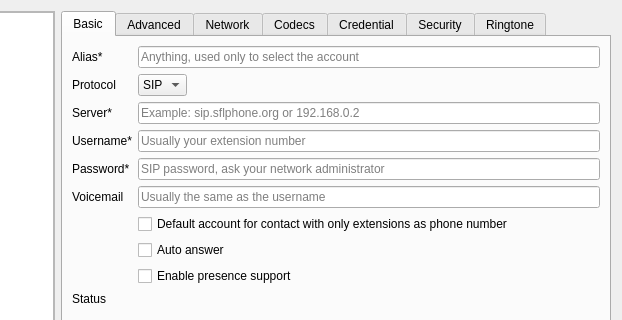
First picture: the form in src/conf/dlgaccountsbase.ui, repository KDE/ring-kde, before the edit; both pictures show x 214 to 836 and y 0 to 320 of the 836 by 622 pixel window.
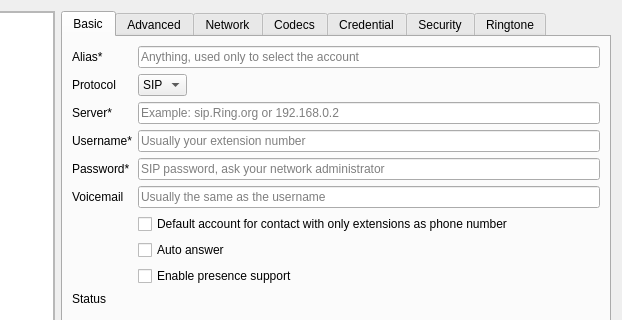
Second picture: the form after the edit. Custom widgets are drawn as their Qt base class.

Commit message: [ #63393 ] Rename project to Ring-KDE and libRingClient

The edit to the form file:
```diff
--- a/src/conf/dlgaccountsbase.ui
+++ b/src/conf/dlgaccountsbase.ui
@@ -306,7 +306,7 @@
                </size>
               </property>
               <property name="placeholderText">
-               <string>Example: sip.sflphone.org or 192.168.0.2</string>
+               <string>Example: sip.Ring.org or 192.168.0.2</string>
               </property>
              </widget>
             </item>
```
Left out of the diff: 12 changed lines with no effect on the pictures. The commit also changes 264 other files.
